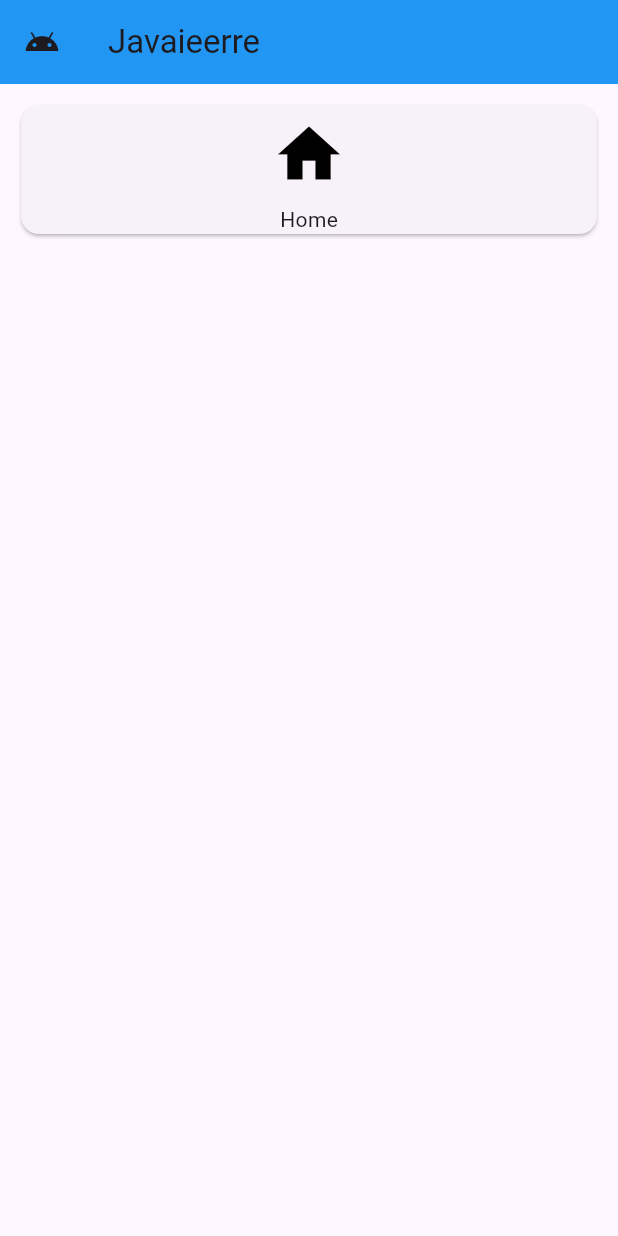
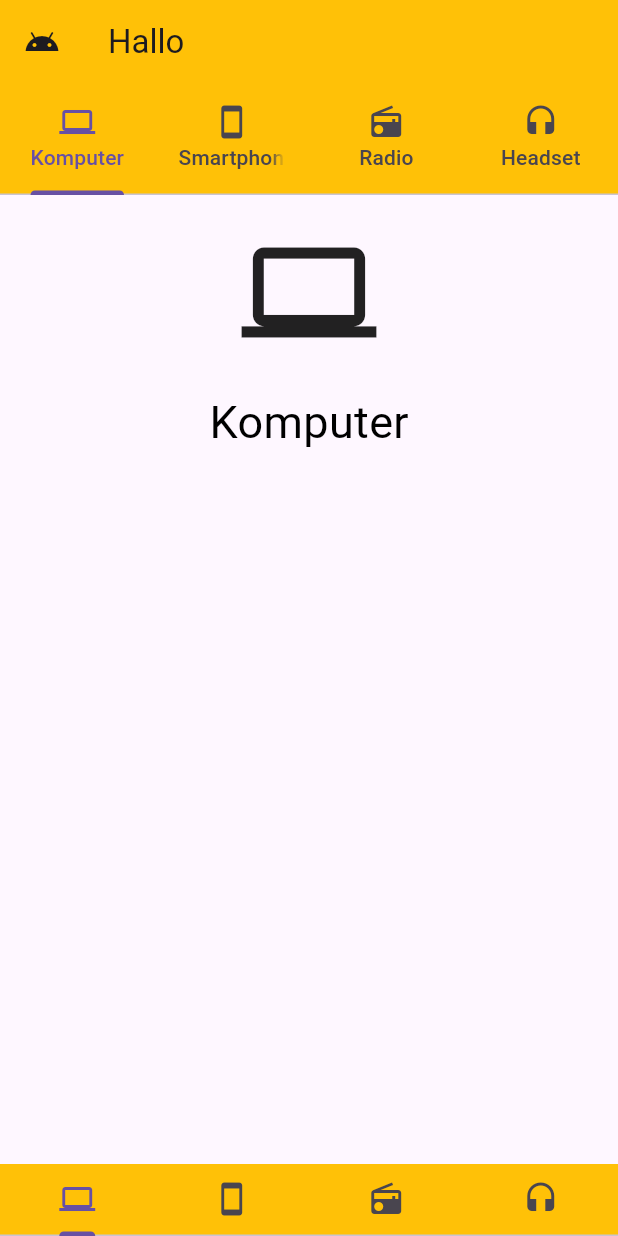
Before and after one commit to javier-128-bit/flutterization, a Flutter app: the screen it shows after launch, on a phone screen of 412 x 824 dp. Run offline on Flutter 3.47's test engine with Material 3 defaults, Android fonts, the phone set to English and light mode, and no system bars.

Commit message:
Tab bar and navbar

```diff
--- /dev/null
+++ b/lib/headset.dart
@@ -0,0 +1,26 @@
+import 'package:flutter/material.dart';
+
+void main() {
+  runApp(new MaterialApp(home: new Headset()));
+}
+
+class Headset extends StatelessWidget {
+  @override
+  Widget build(BuildContext context) {
+    return new Scaffold(
+      body: new Center(
+        child: new Column(
+          children: [
+            new Padding(padding: EdgeInsets.all(10.0)),
+            new Icon(Icons.headset, size: 90.0),
+            new Padding(padding: EdgeInsets.all(10.0)),
+            new Text(
+              "Headset",
+              style: TextStyle(color: Colors.black, fontSize: 30.0),
+            ),
+          ],
+        ),
+      ),
+    );
+  }
+}
--- /dev/null
+++ b/lib/komputer.dart
@@ -0,0 +1,26 @@
+import 'package:flutter/material.dart';
+
+void main() {
+  runApp(new MaterialApp(home: new Komputer()));
+}
+
+class Komputer extends StatelessWidget {
+  @override
+  Widget build(BuildContext context) {
+    return new Scaffold(
+      body: new Center(
+        child: new Column(
+          children: [
+            new Padding(padding: EdgeInsets.all(10.0)),
+            new Icon(Icons.computer, size: 90.0),
+            new Padding(padding: EdgeInsets.all(10.0)),
+            new Text(
+              "Komputer",
+              style: TextStyle(color: Colors.black, fontSize: 30.0),
+            ),
+          ],
+        ),
+      ),
+    );
+  }
+}
--- a/lib/main.dart
+++ b/lib/main.dart
@@ -1,100 +1,72 @@
 import 'package:flutter/material.dart';
+import 'komputer.dart' as komputer;
+import 'smartphone.dart' as smartphone;
+import 'radio.dart' as radio;
+import 'headset.dart' as headset;
 
 void main() {
-  runApp(
-    new MaterialApp(
-      title: "Haviereere",
-      home: new Nyoba(),
-      routes: <String, WidgetBuilder>{
-        '/halsatu': (BuildContext context) => new Nyoba(),
-        '/haldua': (BuildContext context) => new Nyobs(),
-      },
-    ),
-  );
+  runApp(new MaterialApp(home: new Home(), title: "Hallow"));
 }
 
-class Nyoba extends StatelessWidget {
+class Home extends StatefulWidget {
+  @override
+  _Homestate createState() => new _Homestate();
+}
+
+class _Homestate extends State<Home> with SingleTickerProviderStateMixin {
+  late TabController controller;
+
+  @override
+  void initState() {
+    controller = new TabController(length: 4, vsync: this);
+    super.initState();
+  }
+
+  @override
+  void dispose() {
+    controller.dispose();
+    super.dispose();
+  }
+
   @override
   Widget build(BuildContext context) {
     return new Scaffold(
       appBar: new AppBar(
-        backgroundColor: Colors.blue,
-        leading: Icon(Icons.android),
-        title: new Text("Javaieerre"),
+        backgroundColor: Colors.amber,
+        leading: new Icon(Icons.android),
+        title: new Text("Hallo"),
+        bottom: new TabBar(
+          controller: controller,
+          tabs: <Widget>[
+            new Tab(icon: new Icon(Icons.computer), text: "Komputer"),
+            new Tab(icon: new Icon(Icons.smartphone), text: "Smartphone"),
+            new Tab(icon: new Icon(Icons.radio), text: "Radio"),
+            new Tab(icon: new Icon(Icons.headset), text: "Headset"),
+          ],
+        ),
       ),
-      body: new Container(
-        child: new Column(
-          crossAxisAlignment: CrossAxisAlignment.stretch,
-          children: [
-            MyCard(
-              icon: Icons.home,
-              color: Colors.black,
-              text: "Home",
-              routename: "/haldua",
-            ),
+      body: new TabBarView(
+        controller: controller,
+        children: <Widget>[
+          new komputer.Komputer(),
+          new smartphone.Smartphone(),
+          new radio.Radio(),
+          new headset.Headset(),
+        ],
+      ),
+
+      bottomNavigationBar: new Material(
+        color: Colors.amber,
+        child: new TabBar(
+          controller: controller,
+          tabs: <Widget>[
+            new Tab(icon: new Icon(Icons.computer)),
+            new Tab(icon: new Icon(Icons.smartphone)),
+            new Tab(icon: new Icon(Icons.radio)),
+            new Tab(icon: new Icon(Icons.headset)),
           ],
         ),
       ),
     );
   }
 }
-
-class Nyobs extends StatelessWidget {
-  @override
-  Widget build(BuildContext context) {
-    return new Scaffold(
-      appBar: new AppBar(
-        backgroundColor: Colors.blue,
-        leading: Icon(Icons.android),
-        title: new Text("Javaieerre"),
-      ),
-      body: new Container(
-        child: new Column(
-          crossAxisAlignment: CrossAxisAlignment.stretch,
-          children: [
-            MyCard(
-              icon: Icons.tap_and_play,
-              color: Colors.greenAccent,
-              text: "Home",
-              routename: "/halsatu",
-            ),
-          ],
-        ),
-      ),
-    );
-  }
-}
-
-class MyCard extends StatelessWidget {
-  MyCard({
-    required this.icon,
-    required this.color,
-    required this.text,
-    required this.routename,
-  });
-
-  final IconData icon;
-  final Color color;
-  final String text;
-  final String routename;
-
-  @override
-  Widget build(BuildContext context) {
-    return new Container(
-      padding: EdgeInsets.all(10.0),
-      child: new Card(
-        child: new Column(
-          children: <Widget>[
-            new IconButton(
-              onPressed: () {
-                Navigator.pushNamed(context, routename);
-              },
-              icon: new Icon(icon, size: 50.0, color: color),
-            ),
-            new Text(text),
-          ],
-        ),
-      ),
-    );
-  }
-}
--- /dev/null
+++ b/lib/radio.dart
@@ -0,0 +1,26 @@
+import 'package:flutter/material.dart';
+
+void main() {
+  runApp(new MaterialApp(home: new Radio()));
+}
+
+class Radio extends StatelessWidget {
+  @override
+  Widget build(BuildContext context) {
+    return new Scaffold(
+      body: new Center(
+        child: new Column(
+          children: [
+            new Padding(padding: EdgeInsets.all(10.0)),
+            new Icon(Icons.radio, size: 90.0),
+            new Padding(padding: EdgeInsets.all(10.0)),
+            new Text(
+              "Radio",
+              style: TextStyle(color: Colors.black, fontSize: 30.0),
+            ),
+          ],
+        ),
+      ),
+    );
+  }
+}
--- /dev/null
+++ b/lib/smartphone.dart
@@ -0,0 +1,26 @@
+import 'package:flutter/material.dart';
+
+void main() {
+  runApp(new MaterialApp(home: new Smartphone()));
+}
+
+class Smartphone extends StatelessWidget {
+  @override
+  Widget build(BuildContext context) {
+    return new Scaffold(
+      body: new Center(
+        child: new Column(
+          children: [
+            new Padding(padding: EdgeInsets.all(10.0)),
+            new Icon(Icons.smartphone, size: 90.0),
+            new Padding(padding: EdgeInsets.all(10.0)),
+            new Text(
+              "Smartphone",
+              style: TextStyle(color: Colors.black, fontSize: 30.0),
+            ),
+          ],
+        ),
+      ),
+    );
+  }
+}
```
